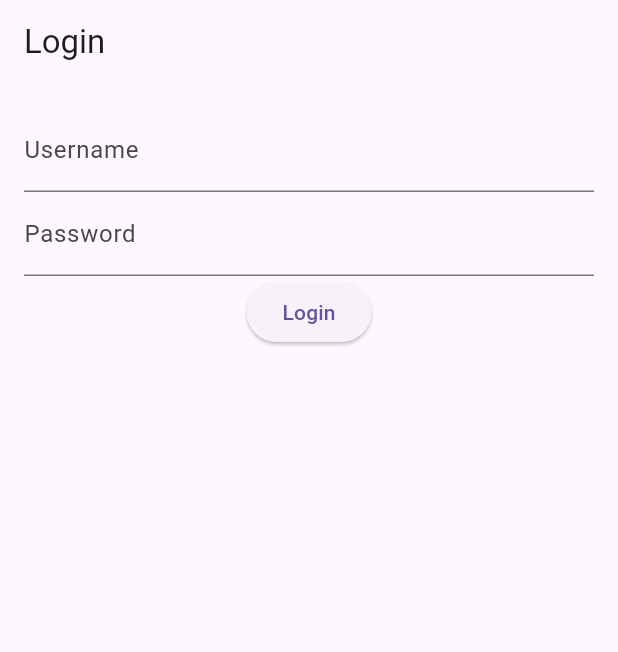
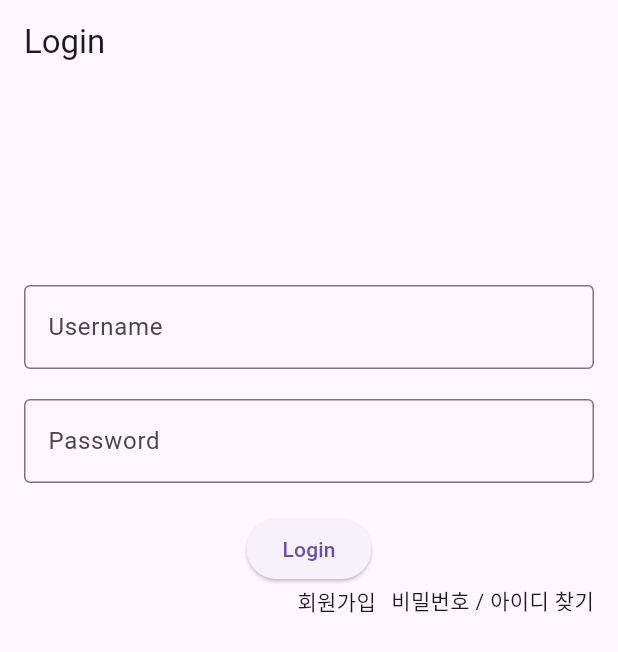
Before and after one commit to Y8282/Brainrot_flutter, a Flutter app: the screen it shows after launch, on a phone screen of 412 x 824 dp. Shown: the top 652 px of the screen. Run offline on Flutter 3.47's test engine with Material 3 defaults, Android fonts, the phone set to English and light mode, and no system bars; our stand-ins replace dio, flutter_dotenv, flutter_riverpod, flutter_secure_storage, go_router.

Commit message:
'로그인'

```diff
--- a/lib/views/homeView.dart
+++ b/lib/login/views/homeView.dart
@@ -1,4 +1,4 @@
-import 'package:brainrot_flutter/model/home_view_model.dart';
+import 'package:brainrot_flutter/login/model/home_view_model.dart';
 import 'package:flutter/material.dart';
 import 'package:flutter_riverpod/flutter_riverpod.dart';
 
--- /dev/null
+++ b/lib/login/views/loginView.dart
@@ -0,0 +1,79 @@
+import 'package:brainrot_flutter/login/model/login_view_model.dart';
+import 'package:flutter/material.dart';
+import 'package:flutter_riverpod/flutter_riverpod.dart';
+
+class Loginview extends ConsumerWidget {
+  Loginview({super.key});
+
+  @override
+  Widget build(BuildContext context, WidgetRef ref) {
+    final loginState = ref.watch(loginViewModelProvider);
+    final vm = ref.watch(loginViewModelProvider.notifier);
+    return Scaffold(
+      appBar: AppBar(title: const Text('Login')),
+      body: Padding(
+        padding: const EdgeInsets.all(16.0),
+        child: Center(
+          child: Container(
+            width: 600,
+            height: 500,
+            child: Column(
+              children: [
+                TextField(
+                  controller: vm.username,
+                  decoration: const InputDecoration(
+                      border: OutlineInputBorder(), labelText: 'Username'),
+                ),
+                SizedBox(
+                  height: 20,
+                ),
+                TextField(
+                  controller: vm.password,
+                  decoration: const InputDecoration(
+                      border: OutlineInputBorder(), labelText: 'Password'),
+                  obscureText: true,
+                ),
+                SizedBox(
+                  height: 20,
+                ),
+                ElevatedButton(
+                  onPressed: loginState.isLoading
+                      ? null
+                      : () {
+                          ref.read(loginViewModelProvider.notifier).login(
+                                vm.username.text,
+                                vm.password.text,
+                                context,
+                              );
+                        },
+                  child: loginState.isLoading
+                      ? const CircularProgressIndicator()
+                      : const Text('Login'),
+                ),
+                Row(
+                  mainAxisAlignment: MainAxisAlignment.end,
+                  children: [
+                    GestureDetector(
+                      child: Text("회원가입"),
+                    ),
+                    SizedBox(
+                      width: 10,
+                    ),
+                    GestureDetector(
+                      child: Text("비밀번호 / 아이디 찾기"),
+                    )
+                  ],
+                ),
+                if (loginState.errorMessage != null)
+                  Text(
+                    loginState.errorMessage!,
+                    style: const TextStyle(color: Colors.red),
+                  ),
+              ],
+            ),
+          ),
+        ),
+      ),
+    );
+  }
+}
--- a/lib/main.dart
+++ b/lib/main.dart
@@ -1,8 +1,10 @@
 import 'package:brainrot_flutter/routes/router.dart';
 import 'package:flutter/material.dart';
+import 'package:flutter_dotenv/flutter_dotenv.dart';
 import 'package:flutter_riverpod/flutter_riverpod.dart';
 
-void main() {
+void main() async {
+  await dotenv.load(fileName: ".env");
   runApp(const ProviderScope(child: MyApp()));
 }
 
@@ -13,6 +15,7 @@
   Widget build(BuildContext context, WidgetRef ref) {
     final router = ref.watch(routerProvider);
     return MaterialApp.router(
+      debugShowCheckedModeBanner: false,
       routerConfig: router,
       title: 'Brainrot Flutter',
       theme: ThemeData(primarySwatch: Colors.blue),
--- a/lib/routes/router.dart
+++ b/lib/routes/router.dart
@@ -2,9 +2,9 @@ import 'package:brainrot_flutter/services/auth_services.dart';
 import 'package:flutter/material.dart';
 import 'package:flutter_riverpod/flutter_riverpod.dart';
 import 'package:go_router/go_router.dart';
-import 'package:brainrot_flutter/views/loginView.dart';
-import 'package:brainrot_flutter/views/homeView.dart';
-import 'package:brainrot_flutter/views/settingView.dart';
+import 'package:brainrot_flutter/login/views/loginView.dart';
+import 'package:brainrot_flutter/login/views/homeView.dart';
+import 'package:brainrot_flutter/login/views/settingView.dart';
 
 final routerProvider = Provider<GoRouter>((ref) {
   return GoRouter(
--- a/lib/views/loginView.dart
+++ /dev/null
@@ -1,55 +0,0 @@
-import 'package:brainrot_flutter/model/login_view_model.dart';
-import 'package:flutter/material.dart';
-import 'package:flutter_riverpod/flutter_riverpod.dart';
-
-
-class Loginview extends ConsumerWidget {
-  final TextEditingController _usernameController = TextEditingController();
-  final TextEditingController _passwordController = TextEditingController();
-
-   Loginview({super.key});
-
-  @override
-  Widget build(BuildContext context, WidgetRef ref) {
-    final loginState = ref.watch(loginViewModelProvider);
-
-    return Scaffold(
-      appBar: AppBar(title: const Text('Login')),
-      body: Padding(
-        padding: const EdgeInsets.all(16.0),
-        child: Column(
-          children: [
-            TextField(
-              controller: _usernameController,
-              decoration: const InputDecoration(labelText: 'Username'),
-            ),
-            TextField(
-              controller: _passwordController,
-              decoration: const InputDecoration(labelText: 'Password'),
-              obscureText: true,
-            ),
-            ElevatedButton(
-              onPressed: loginState.isLoading
-                  ? null
-                  : () {
-                      ref.read(loginViewModelProvider.notifier).login(
-                            _usernameController.text,
-                            _passwordController.text,
-                            context,
-                          );
-                    },
-              child: loginState.isLoading
-                  ? const CircularProgressIndicator()
-                  : const Text('Login'),
-            ),
-            if (loginState.errorMessage != null)
-              Text(
-                loginState.errorMessage!,
-                style: const TextStyle(color: Colors.red),
-              ),
-          ],
-        ),
-      ),
-    );
-  }
-}
--- a/lib/widget/navistate.dart
+++ b/lib/widget/navistate.dart
@@ -1,4 +1,5 @@
 import 'package:flutter/material.dart';
+import 'package:flutter_dotenv/flutter_dotenv.dart';
 
 class NaviState {
   static GlobalKey<NavigatorState> naviagatorState = GlobalKey<NavigatorState>();
@@ -6,5 +7,5 @@ class NaviState {
 }
 
 class Api{
- static String baseUrl = 'http://localhost:8080';
+ static String baseUrl = dotenv.env['API_BASE_URL']!;
 }
--- a/pubspec.yaml
+++ b/pubspec.yaml
@@ -43,6 +43,7 @@ dependencies:
   flutter_secure_storage: ^9.2.4
   uuid: ^4.5.1
   freezed_annotation: ^2.4.1
+  flutter_dotenv: ^5.2.1
 
 dev_dependencies:
   flutter_test:
@@ -68,9 +69,8 @@ flutter:
   uses-material-design: true
 
   # To add assets to your application, add an assets section, like this:
-  # assets:
-  #   - images/a_dot_burr.jpeg
-  #   - images/a_dot_ham.jpeg
+  assets:
+    - .env
 
   # An image asset can refer to one or more resolution-specific "variants", see
   # https://flutter.dev/to/resolution-aware-images
```
Also changed, not shown: lib/login/model/home_view_model.dart (added, +80 -0 lines), lib/login/model/login_view_model.dart (added, +99 -0 lines), lib/model/home_view_model.dart (deleted, +0 -53 lines), lib/model/login_view_model.dart (deleted, +0 -78 lines), lib/services/auth_services.dart (+15 -15 lines), lib/services/http_json_service.dart (+49 -46 lines), lib/login/model/home_view_state.dart (renamed from lib/model/home_view_state.dart), lib/login/views/settingView.dart (renamed from lib/views/settingView.dart), pubspec.lock, 1 other file.
